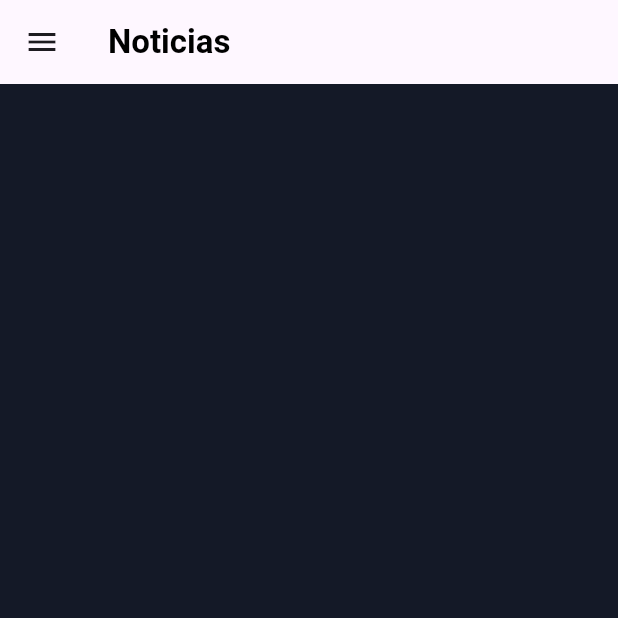
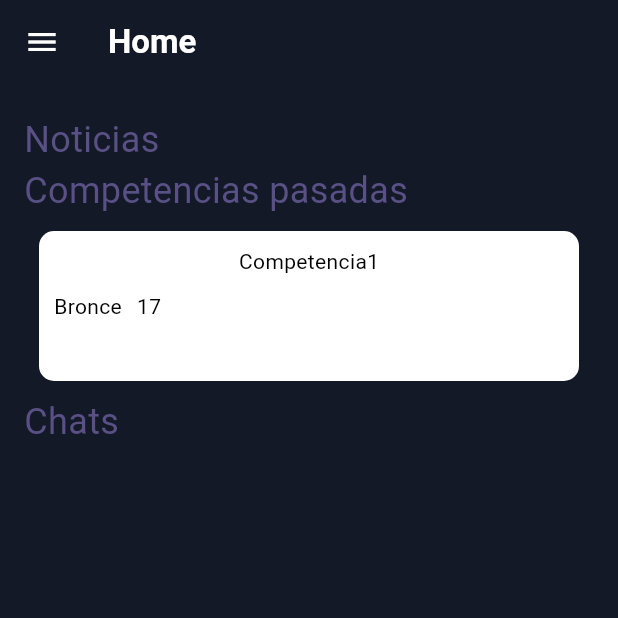
Before and after one commit to Fausto-Briones/OIEC-Project, a Flutter app: the screen it shows after launch, on a phone screen of 412 x 824 dp, the top half of it. Run offline on Flutter 3.47's test engine with Material 3 defaults, Android fonts, the phone set to English and light mode, and no system bars; our stand-ins replace flutter_svg.

Commit message:
Home Screen created and MainLayout

```diff
--- /dev/null
+++ b/oiec_app/lib/components/MainLayout.dart
@@ -0,0 +1,35 @@
+import 'package:flutter/material.dart';
+import 'package:oiec_app/components/drawerComponent.dart';
+import 'package:oiec_app/utilities/colorsController.dart';
+
+class MainLayout extends StatelessWidget{
+
+  final String title;
+  final Widget body;
+  const MainLayout({super.key, required this.title, required this.body});
+
+
+  @override
+  Widget build(BuildContext context){
+    return Scaffold(
+      appBar: AppBar(
+          title: Text(
+            title,
+            style: const TextStyle(
+              fontFamily: 'Roboto',
+              fontWeight: FontWeight.bold,
+              color: Colors.white
+              )
+            ),
+            backgroundColor: HexColor('#141927'),
+            iconTheme: const IconThemeData(
+              color: Colors.white, // Set the AppBar icon color to white
+            ),
+        ),
+        drawer: const DrawerComponent(),
+        backgroundColor: HexColor('#141927'),
+
+        body: body,
+    );
+  }
+}
--- /dev/null
+++ b/oiec_app/lib/components/compHomeComponent.dart
@@ -0,0 +1,44 @@
+import 'package:flutter/material.dart';
+
+
+class CompHomeComponent extends StatelessWidget{
+
+  final String nroCompetencia;
+  final String premio;
+  final String puntaje;
+
+  const CompHomeComponent({super.key, required this.nroCompetencia, required this.premio, required this.puntaje});
+
+  @override
+  Widget build(BuildContext context){
+    return InkWell(
+        onTap:()=>{
+
+        },
+        child: Container(
+          margin: const EdgeInsets.all(10.0),
+          padding: const EdgeInsets.all(10.0),
+          decoration: BoxDecoration(
+          borderRadius: BorderRadius.circular(10.0),
+          color: Colors.white
+        ),
+        child: Column(
+          children: [
+            Text("Competencia$nroCompetencia", style: TextStyle(color: Colors.black)),
+            const SizedBox(height: 10),
+            Row(
+              children: [
+                Text(premio, style: TextStyle(color: Colors.black),),
+                const SizedBox(width: 10),
+                Text(puntaje, style: TextStyle(color: Colors.black))
+              ],
+            )
+
+          ],
+
+        ),
+    )
+    );
+  }
+
+}
--- a/oiec_app/lib/main.dart
+++ b/oiec_app/lib/main.dart
@@ -1,5 +1,6 @@
 import 'package:flutter/material.dart';
 import 'package:oiec_app/noticiasScreen.dart';
+import 'package:oiec_app/screens/homeScreen.dart';
 void main(){
   runApp(const MyApp());
 }
@@ -15,7 +16,7 @@ class MyApp extends StatelessWidget{
         primarySwatch: Colors.blue
       ),
       debugShowCheckedModeBanner: false,
-      home: const NoticiasScreen()
+      home: const HomeScreen()
     );
   }
 }
--- /dev/null
+++ b/oiec_app/lib/screens/homeScreen.dart
@@ -0,0 +1,93 @@
+import 'package:flutter/material.dart';
+import 'package:oiec_app/components/MainLayout.dart';
+import 'package:oiec_app/components/compHomeComponent.dart';
+
+
+class HomeScreen extends StatelessWidget{
+  const HomeScreen({super.key});
+
+  @override
+  Widget build(BuildContext context) {
+    return  MainLayout(
+      title: "Home",
+      body: _HomeContent() ,
+
+
+
+    );
+  }
+
+
+}
+class _HomeContent extends StatelessWidget {
+  @override
+  Widget build(BuildContext context) {
+    return Padding(
+      padding: const EdgeInsets.symmetric(horizontal: 16.0),
+      child: ListView(
+        children: [
+          const SizedBox(height: 20),
+          _News(),
+          _PreviousContests(),
+          _Chats(),
+        ],
+      ),
+    );
+  }
+}
+
+class _News extends StatelessWidget{
+
+  @override
+  Widget build(BuildContext context) {
+
+    return const Column(
+      crossAxisAlignment: CrossAxisAlignment.start,
+      children: [
+        Text("Noticias",textAlign: TextAlign.left, style: TextStyle(color: Color(0xFF595085),fontSize: 24),),
+        Row(
+
+        )
+      ],
+    );
+
+  }
+}
+
+
+class _PreviousContests extends StatelessWidget{
+
+  @override
+  Widget build(BuildContext context) {
+    return Column(
+      crossAxisAlignment: CrossAxisAlignment.start,
+      children: [
+        Text("Competencias pasadas", textAlign: TextAlign.left,style: TextStyle(color: Color(0xFF595085),fontSize: 24),),
+        Container(height: 120, child:  Row(
+          children:[
+             Expanded(child: CompHomeComponent(nroCompetencia: "1", premio: "Bronce", puntaje: "17"))
+            ]
+
+        ))
+      ],
+    );
+  }
+}
+
+
+
+class _Chats extends StatelessWidget{
+
+  @override
+  Widget build(BuildContext context) {
+    return const Column(
+      crossAxisAlignment: CrossAxisAlignment.start,
+      children: [
+        Text("Chats",textAlign: TextAlign.left, style: TextStyle(color: Color(0xFF595085),fontSize: 24),),
+        Column(
+
+        )
+      ],
+    );
+  }
+}
```
